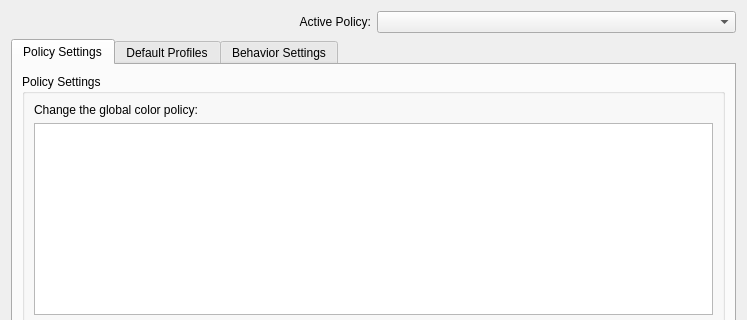
Above: src/modules/settings/ui/sy_settings.ui from oyranos-cms/Synnefo before the change; both pictures show x 0 to 747 and y 0 to 320 of the 747 by 520 pixel window. Below: the same form after it.
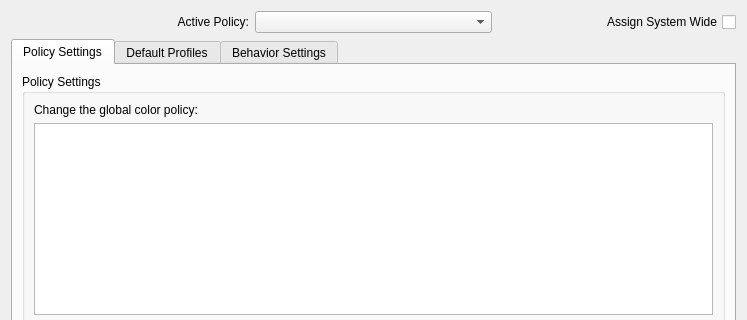
That is the form after the change.

Commit message: add system wide button

```diff
--- a/src/modules/settings/ui/sy_settings.ui
+++ b/src/modules/settings/ui/sy_settings.ui
@@ -26,6 +26,16 @@
      <item>
       <widget class="QComboBox" name="currentPolicyCombo"/>
      </item>
+     <item>
+      <widget class="QCheckBox" name="systemWideCheckBox">
+       <property name="layoutDirection">
+        <enum>Qt::RightToLeft</enum>
+       </property>
+       <property name="text">
+        <string>Assign System Wide</string>
+       </property>
+      </widget>
+     </item>
     </layout>
    </item>
    <item row="1" column="0" colspan="2">
```
The commit also changes 4 other files.
